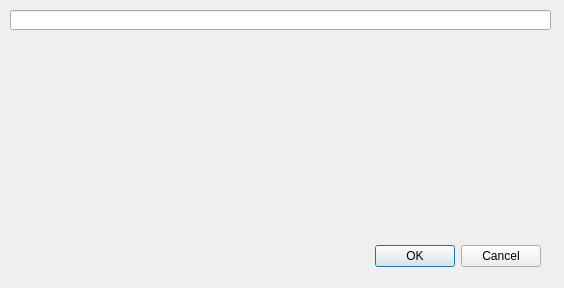
The window that app/client/widgets/LocalRqlDialog.ui (dougma/lastfm-desktop) describes before a commit, drawn with Qt 5.
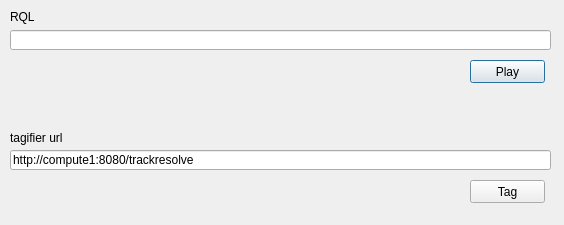
The same window after the commit.

```diff
--- a/app/client/widgets/LocalRqlDialog.ui
+++ b/app/client/widgets/LocalRqlDialog.ui
@@ -6,36 +6,85 @@
     <x>0</x>
     <y>0</y>
     <width>564</width>
-    <height>288</height>
+    <height>225</height>
    </rect>
   </property>
   <property name="windowTitle" >
    <string>Dialog</string>
   </property>
-  <widget class="QDialogButtonBox" name="buttonBox" >
+  <widget class="QLineEdit" name="lineEditRql" >
    <property name="geometry" >
     <rect>
-     <x>200</x>
-     <y>240</y>
-     <width>341</width>
-     <height>32</height>
+     <x>10</x>
+     <y>30</y>
+     <width>541</width>
+     <height>20</height>
     </rect>
    </property>
-   <property name="orientation" >
-    <enum>Qt::Horizontal</enum>
+  </widget>
+  <widget class="QLineEdit" name="lineEditTagifierUrl" >
+   <property name="geometry" >
+    <rect>
+     <x>10</x>
+     <y>150</y>
+     <width>541</width>
+     <height>20</height>
+    </rect>
    </property>
-   <property name="standardButtons" >
-    <set>QDialogButtonBox::Cancel|QDialogButtonBox::Ok</set>
+   <property name="text" >
+    <string>http://compute1:8080/trackresolve</string>
    </property>
   </widget>
-  <widget class="QLineEdit" name="lineEdit" >
+  <widget class="QLabel" name="label" >
    <property name="geometry" >
     <rect>
      <x>10</x>
      <y>10</y>
-     <width>541</width>
-     <height>20</height>
+     <width>46</width>
+     <height>14</height>
     </rect>
+   </property>
+   <property name="text" >
+    <string>RQL</string>
+   </property>
+  </widget>
+  <widget class="QLabel" name="label_2" >
+   <property name="geometry" >
+    <rect>
+     <x>10</x>
+     <y>130</y>
+     <width>71</width>
+     <height>16</height>
+    </rect>
+   </property>
+   <property name="text" >
+    <string>tagifier url</string>
+   </property>
+  </widget>
+  <widget class="QPushButton" name="playButton" >
+   <property name="geometry" >
+    <rect>
+     <x>470</x>
+     <y>60</y>
+     <width>75</width>
+     <height>23</height>
+    </rect>
+   </property>
+   <property name="text" >
+    <string>Play</string>
+   </property>
+  </widget>
+  <widget class="QPushButton" name="tagButton" >
+   <property name="geometry" >
+    <rect>
+     <x>470</x>
+     <y>180</y>
+     <width>75</width>
+     <height>23</height>
+    </rect>
+   </property>
+   <property name="text" >
+    <string>Tag</string>
    </property>
   </widget>
  </widget>
```
Left out of the diff: 37 changed lines with no effect on the pictures.
